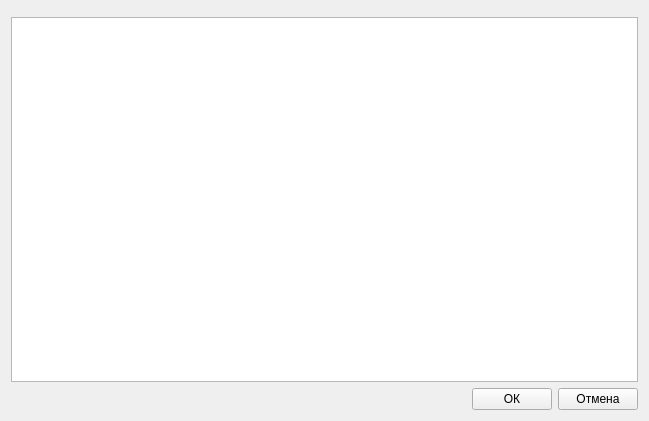
This is src/diagnosis_rules/symptompickerdialog.ui in megakoko/m-system as Qt 5 draws it before an edit. The edited form follows.
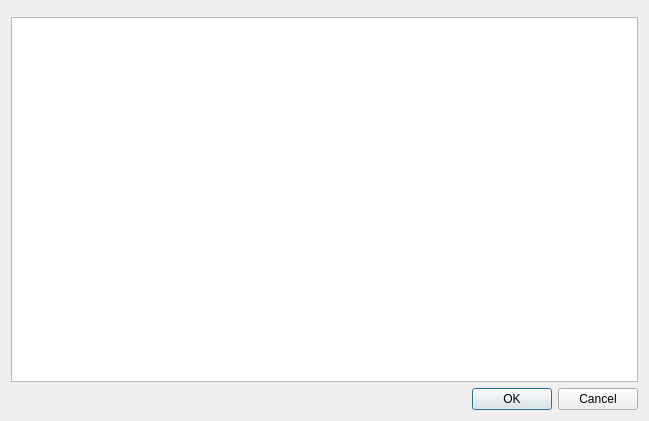
This is the edited form. Custom widgets are drawn as their Qt base class.

Commit message: Заменил кнопки "ОК - Отмена" в диалоговых окнах на стандартный виджет QDialogButtonBox.

```diff
--- a/src/diagnosis_rules/symptompickerdialog.ui
+++ b/src/diagnosis_rules/symptompickerdialog.ui
@@ -73,41 +73,11 @@
     </widget>
    </item>
    <item>
-    <layout class="QHBoxLayout" name="horizontalLayout">
-     <item>
-      <spacer name="horizontalSpacer">
-       <property name="orientation">
-        <enum>Qt::Horizontal</enum>
-       </property>
-       <property name="sizeHint" stdset="0">
-        <size>
-         <width>40</width>
-         <height>20</height>
-        </size>
-       </property>
-      </spacer>
-     </item>
-     <item>
-      <widget class="QPushButton" name="m_ok">
-       <property name="text">
-        <string>ОК</string>
-       </property>
-       <property name="autoDefault">
-        <bool>false</bool>
-       </property>
-      </widget>
-     </item>
-     <item>
-      <widget class="QPushButton" name="m_cancel">
-       <property name="text">
-        <string>Отмена</string>
-       </property>
-       <property name="autoDefault">
-        <bool>false</bool>
-       </property>
-      </widget>
-     </item>
-    </layout>
+    <widget class="QDialogButtonBox" name="m_buttonBox">
+     <property name="standardButtons">
+      <set>QDialogButtonBox::Cancel|QDialogButtonBox::Ok</set>
+     </property>
+    </widget>
    </item>
   </layout>
  </widget>
```
The commit also changes 19 other files.
